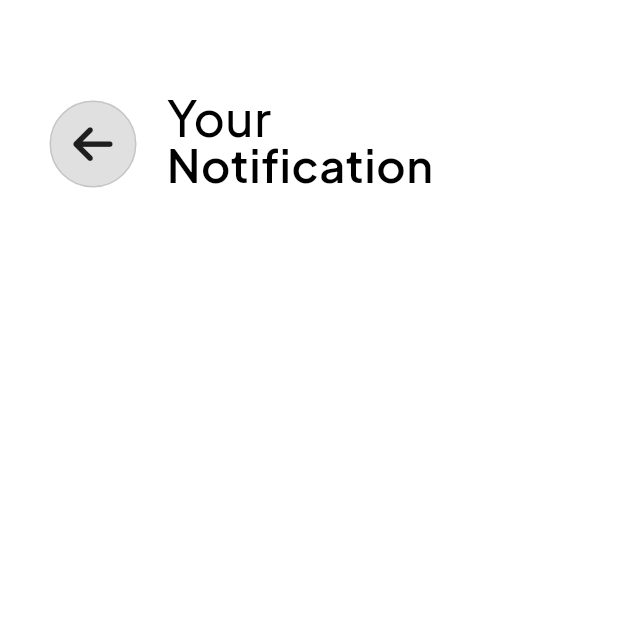
After one commit to TanHugg/AppTravel, a Flutter app: the MainPage screen opened directly, after a tap on an icon or button, on a phone screen of 412 x 824 dp, the top half of it. The commit adds this screen. Run offline on Flutter 3.47's test engine with Material 2 defaults, Android fonts, the phone set to English and light mode, and no system bars; our stand-ins replace cloud_firestore, firebase_auth, firebase_core, font_awesome_flutter, google_fonts, image_picker and 3 more; accounts and stored records are empty.

Commit message:
Xong 80% mọi thứ. Còn thanh Toán và trang Profile(50%)

```diff
--- a/lib/main.dart
+++ b/lib/main.dart
@@ -1,9 +1,12 @@
 import 'package:firebase_core/firebase_core.dart';
 import 'package:flutter/material.dart';
 import 'package:travel_app/pages/introduce_page.dart';
+import 'package:intl/date_symbol_data_local.dart';
 
 void main() {
-  runApp(const MyApp());
+  initializeDateFormatting('vi_VN', null).then((_) {
+    runApp(MyApp());
+  });
 }
 
 class MyApp extends StatefulWidget {
--- a/lib/model/billTotal.dart
+++ b/lib/model/billTotal.dart
@@ -4,13 +4,15 @@ class billTotal {
   String? idFlight;
   String? idUser;
   int? priceBill;
+  String? dateTime;
 
   billTotal(
       {this.idBill = '',
       required this.idTour,
       required this.idFlight,
       required this.priceBill,
-      required this.idUser});
+      required this.idUser,
+      required this.dateTime});
 
   Map<String, dynamic> toJson() => {
         'idBill': idBill,
@@ -18,6 +20,7 @@ class billTotal {
         'idFlight': idFlight,
         'idUser': idUser,
         'priceBill': priceBill,
+        'dateTime': dateTime,
       };
 
   //Lấy từ trên FirebaseStore xuống
@@ -27,5 +30,6 @@ class billTotal {
         idFlight: json['idFlight'].toString(),
         idUser: json['idUser'].toString(),
         priceBill: json['priceBill'],
+        dateTime: json['dateTime']
       );
 }
--- a/lib/pages/bill_page.dart
+++ b/lib/pages/bill_page.dart
@@ -45,6 +45,7 @@ class BillPage extends StatelessWidget {
   Widget build(BuildContext context) {
     Size size = MediaQuery.of(context).size;
     late Users usersCurrent;
+    DateTime dateTimeNow = DateTime.now();
     return Container(
       color: Color(0xffe5e5e5),
       child: Stack(
@@ -200,7 +201,8 @@ class BillPage extends StatelessWidget {
                                   idFlight: flight.idFlight,
                                   priceBill:
                                       int.parse(tour.priceTour! + flight.priceFlight!),
-                                  idUser: tour.idUser);
+                                  idUser: tour.idUser,
+                                  dateTime: dateTimeNow.toString());
                               createBill(bill);
                               Navigator.push(
                                   context,
--- a/lib/pages/bought_page.dart
+++ b/lib/pages/bought_page.dart
@@ -1,9 +1,9 @@
 import 'package:cloud_firestore/cloud_firestore.dart';
 import 'package:flutter/material.dart';
 import 'package:google_fonts/google_fonts.dart';
+import 'package:travel_app/widget/BoughtTour/custom_bought_tour.dart';
 import '../model/billTotal.dart';
 import '../model/users.dart';
-import '../widget/CustomBoughtTour/customBoughtTour.dart';
 
 class BoughtPage extends StatelessWidget {
   const BoughtPage({Key? key, required this.users}) : super(key: key);
@@ -22,11 +22,31 @@ class BoughtPage extends StatelessWidget {
     Size size = MediaQuery.of(context).size; //Thông số size của điện thoại
     return Scaffold(
       body: Padding(
-        padding: EdgeInsets.only(top: 80, left: 22, right: 22, bottom: 15),
+        // padding: EdgeInsets.only(top: 30, left: 20, right: 20, bottom: 15),
+        padding: EdgeInsets.only(top: 20, left: 20, right: 20),
+        child: Stack(
+          children: <Widget>[
+            Positioned(
+              left: 10,bottom: 430, right: 15,
+                child: ClipRRect(
+                  child: SizedBox(
+                    width: 350,
+                    height: 270,
+                    child: Image.asset(
+                      "assets/images/nobackground/CoconutTree.png",
+                      fit: BoxFit.cover,
+                    ),
+                  ),
+                ),
+            ),
+          Padding(
+            padding: EdgeInsets.only(top: 187),
             child: Container(
               width: size.width,
-          height: 720,
-          child: Column(children: <Widget>[
+              height: 515,
+              child: Column(
+                  crossAxisAlignment: CrossAxisAlignment.start,
+                  children: <Widget>[
                 Text.rich(TextSpan(
                     text: 'Bought',
                     style: GoogleFonts.poppins(
@@ -46,7 +66,7 @@ class BoughtPage extends StatelessWidget {
                 Padding(
                   padding: EdgeInsets.only(top: 20),
                   child: Container(
-                height: 550,
+                    height: 447,
                     width: size.width,
                     child: StreamBuilder<List<billTotal>>(
                       stream: readBill(),
@@ -68,6 +88,9 @@ class BoughtPage extends StatelessWidget {
               ]),
             ),
           ),
+          ]
+        ),
+      ),
     );
   }
 
--- a/lib/pages/favorite_page.dart
+++ b/lib/pages/favorite_page.dart
@@ -75,9 +75,11 @@ class _FavoritePageState extends State<FavoritePage> {
   Widget build(BuildContext context) {
     Size size = MediaQuery.of(context).size; //Thông số size của điện thoại
     return Container(
-      padding: EdgeInsets.only(top: 80, left: 22, right: 22, bottom: 15),
+      // padding: EdgeInsets.only(top: 67, left: 20, right: 20, bottom: 15),
+      padding: EdgeInsets.only(top: 20, left: 20, right: 20),
       width: size.width,
-      height: 720,
+      height: 735,
+      color: Colors.white,
       child: SingleChildScrollView(
         scrollDirection: Axis.vertical,
         child: Column(
@@ -85,7 +87,7 @@ class _FavoritePageState extends State<FavoritePage> {
             Text.rich(TextSpan(
                 text: 'Your',
                 style: GoogleFonts.poppins(
-                    fontSize: 32,
+                    fontSize: 52,
                     fontWeight: FontWeight.w700,
                     letterSpacing: 1,
                     color: Colors.black),
@@ -99,7 +101,7 @@ class _FavoritePageState extends State<FavoritePage> {
                           color: Colors.black87))
                 ])),
             Container(
-                height: 570,
+                height: 649,
                 width: size.width,
                 child: StreamBuilder<List<FavoriteDetails>>(
                   stream: readFavoriteDetails(),
--- a/lib/pages/home_page.dart
+++ b/lib/pages/home_page.dart
@@ -6,7 +6,7 @@ import 'package:google_fonts/google_fonts.dart';
 import 'package:travel_app/model/aTour.dart';
 import 'package:travel_app/model/tourDetails.dart';
 import 'package:travel_app/model/users.dart';
-import 'package:travel_app/values/helpers.dart';
+import 'package:travel_app/widget/HomePage/bell_notification.dart';
 import 'package:travel_app/widget/HomePage/search_tours.dart';
 import 'package:travel_app/widget/HomePage/type_tours.dart';
 import '../values/custom_text.dart';
@@ -24,7 +24,6 @@ class HomePage extends StatefulWidget {
 }
 
 class _HomePageState extends State<HomePage> {
-
   final user_auth = FirebaseAuth.instance.currentUser!;
 
   //Lấy ra cái Tour nào có thuộc tính truyền vào là nameTour
@@ -41,18 +40,22 @@ class _HomePageState extends State<HomePage> {
   }
 
   //Lấy ra tất cả tour có trong Firebase thông qua typeTour truyền vô
-  Stream<List<aTour>> readListTour(String typeTour, String searchTour) => (typeTour == '')
-      ? FirebaseFirestore.instance.collection('Tour')
-      .where('nameTour',isGreaterThanOrEqualTo: searchTour)
-      .snapshots().map(
-          (snapshot) =>
-              snapshot.docs.map((doc) => aTour.fromJson(doc.data())).toList())
+  Stream<List<aTour>> readListTour(String typeTour, String searchTour) =>
+      (typeTour == '')
+          ? FirebaseFirestore.instance
+              .collection('Tour')
+              .where('nameTour', isGreaterThanOrEqualTo: searchTour)
+              .snapshots()
+              .map((snapshot) => snapshot.docs
+                  .map((doc) => aTour.fromJson(doc.data()))
+                  .toList())
           : FirebaseFirestore.instance
               .collection('Tour')
               .where('typeTour', isEqualTo: typeTour)
               .snapshots()
-          .map((snapshot) =>
-              snapshot.docs.map((doc) => aTour.fromJson(doc.data())).toList());
+              .map((snapshot) => snapshot.docs
+                  .map((doc) => aTour.fromJson(doc.data()))
+                  .toList());
 
   //Hàm đăng ký Tour từ dữ liệu lên Firebase
   void createATour(String nameTour, String priceTour, String typeTour,
@@ -250,11 +253,10 @@ class _HomePageState extends State<HomePage> {
         'Khách sạn: 4 sao','9000000','9900000');
   }*/
 
-  //Gọi hàm này để load lại Layout
   TypeTours typeTours = TypeTours(refreshLayout: () {});
-
-
-  SearchTours searchTours = SearchTours(refreshLayout: () {},);
+  SearchTours searchTours = SearchTours(
+    refreshLayout: () {},
+  );
 
   //Hàm bắt buộc class này phải dc reBuild
   void _refreshLayout() {
@@ -278,10 +280,14 @@ class _HomePageState extends State<HomePage> {
   @override
   Widget build(BuildContext context) {
     Size size = MediaQuery.of(context).size; //Thông số size của điện thoại
+    //Viết hoa chữ cái đầu
+    String capitalize(String s) =>
+        s.isEmpty ? s : s[0].toUpperCase() + s.substring(1);
     return Scaffold(
       body: SingleChildScrollView(
         child: Padding(
-          padding: EdgeInsets.only(left: 20, top: 67, right: 20),
+          // padding: EdgeInsets.only(left: 20, top: 67, right: 20),
+          padding: EdgeInsets.only(top: 20, left: 20, right: 20),
           child: Column(
             children: <Widget>[
               Container(
@@ -334,22 +340,31 @@ class _HomePageState extends State<HomePage> {
                       ),
                     ),
                     Spacer(),
-                    IconButton(
+                    StatefulBuilder(
+                        builder: (BuildContext context, StateSetter setState) {
+                      return IconButton(
                         onPressed: () {
                           setState(() {
-                          print('Bạn đã nhấp vào cái chuông');
+                            Navigator.push(
+                                context,
+                                MaterialPageRoute(
+                                    builder: (context) => BellNotification(users: idUserCurrent,)));
                           });
                         },
                         icon: FaIcon(
-                        FontAwesomeIcons.bell,
-                        size: 30,
+                          FontAwesomeIcons.solidBell,
+                          size: 35,
+                          color: Color(0xfffdc500),
                         ),
-                    )
+                      );
+                    })
                   ],
                 ),
               ),
               //Container Search
-              Padding(padding: EdgeInsets.only(top: 20), child: SearchTours(refreshLayout: _refreshLayout)),
+              Padding(
+                  padding: EdgeInsets.only(top: 20),
+                  child: SearchTours(refreshLayout: _refreshLayout)),
               //3 block mountain, beach, city,
               TypeTours(refreshLayout: _refreshLayout),
               //Container Explorer
@@ -366,10 +381,12 @@ class _HomePageState extends State<HomePage> {
               SizedBox(height: 10),
               //Container List Tours
               Container(
-                  height: 350,
+                  // height: 350, bữa thi mà mở lỗi thì vô đây
+                  height: 442,
                   width: size.width,
                   child: StreamBuilder<List<aTour>>(
-                    stream: readListTour(typeTours.checkTypeTours(),searchTours.checkSearchTour()),
+                    stream: readListTour(typeTours.checkTypeTours(),
+                        capitalize(searchTours.checkSearchTour())),
                     builder: (context, snapshot) {
                       if (snapshot.hasError) {
                         return Text('Something went wrong! ${snapshot.error}');
@@ -403,7 +420,8 @@ class _HomePageState extends State<HomePage> {
     );
   }
 
-  static final formattedPrice = NumberFormat.currency(locale: 'vi_VN',symbol: 'đ');
+  static final formattedPrice =
+      NumberFormat.currency(locale: 'vi_VN', symbol: 'đ');
   Widget buildATour(aTour tour) => Padding(
         padding: EdgeInsets.only(bottom: 15),
         child: CustomATours(
--- /dev/null
+++ b/lib/widget/HomePage/bell_notification.dart
@@ -0,0 +1,108 @@
+import 'package:cloud_firestore/cloud_firestore.dart';
+import 'package:flutter/material.dart';
+import 'package:font_awesome_flutter/font_awesome_flutter.dart';
+import 'package:travel_app/widget/Notification/custom_notification.dart';
+import '../../model/billTotal.dart';
+import '../../values/custom_text.dart';
+
+class BellNotification extends StatelessWidget {
+  const BellNotification({Key? key, required this.users}) : super(key: key);
+
+  final String users; //User hiện tại
+
+  Stream<List<billTotal>> readBill() => FirebaseFirestore.instance
+      .collection('Bill')
+      .where('idUser', isEqualTo: users)
+      .snapshots()
+      .map((snapshot) =>
+          snapshot.docs.map((doc) => billTotal.fromJson(doc.data())).toList());
+
+  @override
+  Widget build(BuildContext context) {
+    Size size = MediaQuery.of(context).size; //Thông số size của điện thoại
+    return Scaffold(
+      backgroundColor: Colors.white,
+      body: Column(
+        children: <Widget>[
+          Padding(
+            padding: EdgeInsets.only(left: 30, top: 65),
+            child: Row(
+              children: <Widget>[
+                Container(
+                  alignment: Alignment.centerLeft,
+                  child: OutlinedButton(
+                      onPressed: () {
+                        Navigator.pop(context);
+                      },
+                      style: OutlinedButton.styleFrom(
+                        shape: const CircleBorder(),
+                        padding: const EdgeInsets.all(14),
+                        backgroundColor: Colors.black12,
+                      ),
+                      child: FaIcon(
+                        FontAwesomeIcons.arrowLeft,
+                        size: 30,
+                        color: Colors.black87,
+                      )),
+                ),
+                SizedBox(width: 17),
+                Column(
+                  crossAxisAlignment: CrossAxisAlignment.start,
+                  children: <Widget>[
+                    CustomText(
+                        text: 'Your',
+                        color: Colors.black,
+                        fontSize: 32,
+                        fontWeight: FontWeight.w500,
+                        letterSpacing: 0.5,
+                        height: 1),
+                    CustomText(
+                        text: 'Notification',
+                        color: Colors.black,
+                        fontSize: 30,
+                        fontWeight: FontWeight.w600,
+                        letterSpacing: 0.5,
+                        height: 1),
+                  ],
+                )
+              ],
+            ),
+          ),
+          Padding(
+            padding: EdgeInsets.only(left: 20, right: 20, top: 25),
+            child: Container(
+              width: size.width,
+              height: 600,
+              child: StreamBuilder<List<billTotal>>(
+                stream: readBill(),
+                builder: (context, snapshot) {
+                  if (snapshot.hasError) {
+                    return Text('Something went wrong! ${snapshot.error}');
+                  } else if (snapshot.hasData) {
+                    final billTotal = snapshot.data!;
+                    return ListView(
+                      children: billTotal.map(buildTour).toList(),
+                    );
+                  } else {
+                    return const Center(child: CircularProgressIndicator());
+                  }
+                },
+              ),
+            ),
+          )
+        ],
+      ),
+    );
+  }
+
+  Widget buildTour(billTotal bill) => Padding(
+        padding: EdgeInsets.only(bottom: 20),
+        child: Container(
+          height: 110,
+          decoration: BoxDecoration(
+              color: Color(0xffedede9),
+              borderRadius: BorderRadius.circular(35)),
+          child: CustomNotification(bill: bill),
+        ),
+      );
+}
--- a/lib/widget/HomePage/search_tours.dart
+++ b/lib/widget/HomePage/search_tours.dart
@@ -16,6 +16,8 @@ class SearchTours extends StatefulWidget {
 }
 
 class _SearchToursState extends State<SearchTours> {
+
+  //Refresh lại layout
   void _listenRefresh() {
     widget.refreshLayout();
   }
@@ -57,15 +59,15 @@ class _SearchToursState extends State<SearchTours> {
                     fontSize: 23,
                   ),
                   decoration: InputDecoration(
-                      hintText: 'Search place', border: InputBorder.none),
+                      hintText: 'Tìm kiếm', border: InputBorder.none),
                 ),
               ),
             ),
             Padding(
               padding: EdgeInsets.only(left: 20),
               child: Container(
-                width: 70,
-                height: 50,
+                width: 55,
+                height: 35,
                 padding: EdgeInsets.all(0), // đặt lề cho Container bằng 0
                 decoration: BoxDecoration(
                   borderRadius: BorderRadius.circular(15),
@@ -84,9 +86,9 @@ class _SearchToursState extends State<SearchTours> {
                     _listenRefresh();
                   },
                   style: ElevatedButton.styleFrom(
-                    backgroundColor: Colors.white.withOpacity(0.5)
+                    backgroundColor: Color(0xfff4f3ee).withOpacity(0.6)
                   ),
-                  child: FaIcon(FontAwesomeIcons.arrowRight,size: 30),
+                  child: FaIcon(FontAwesomeIcons.arrowRight,size: 25,color: Color(0xffd7e3fc)),
                 ),
               ),
             )
--- a/pubspec.yaml
+++ b/pubspec.yaml
@@ -106,6 +106,7 @@ flutter:
     - assets/images/picture_tours/FujiSijuDetails.jpg
     - assets/images/picture_tours/RomeDetails.jpg
     - assets/images/picture_tours/SantoriniDetails.jpg
+    - assets/images/nobackground/CoconutTree.png
 
 
   #   - images/a_dot_ham.jpeg
```
Also changed, not shown: lib/pages/flight_ticket.dart (+2 -6 lines), lib/widget/Details/vacation_details.dart (+2 -6 lines), lib/widget/Notification/custom_notification.dart (added, +123 -0 lines), assets/images/nobackground/CoconutTree.png (added), lib/widget/BoughtTour/custom_bought_tour.dart (renamed from lib/widget/CustomBoughtTour/customBoughtTour.dart), pubspec.lock. Lines whose indentation alone changed are shown as unchanged.
